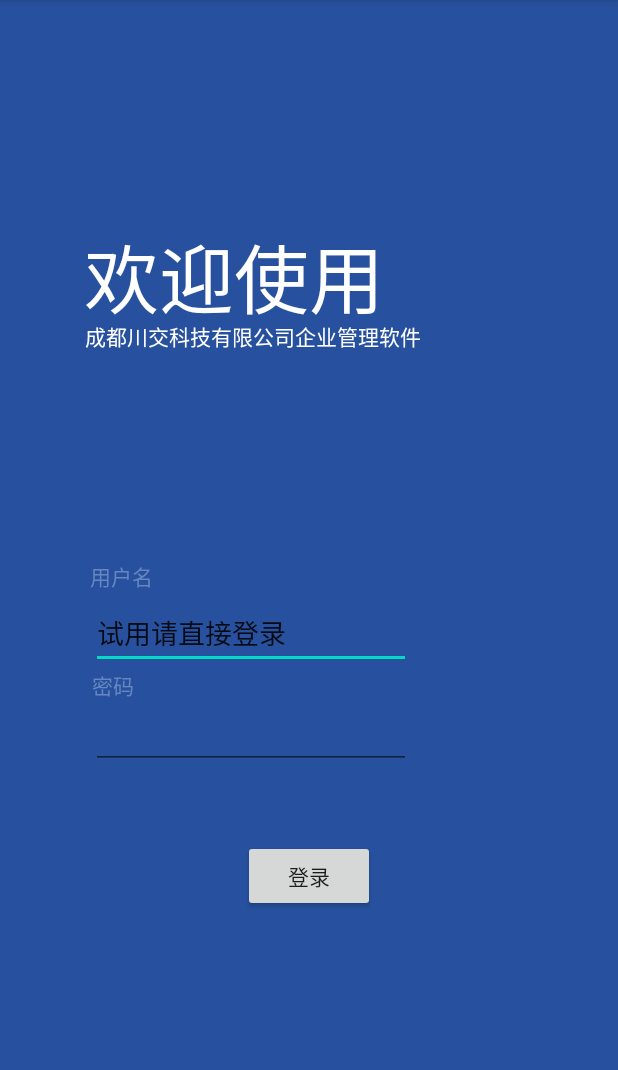
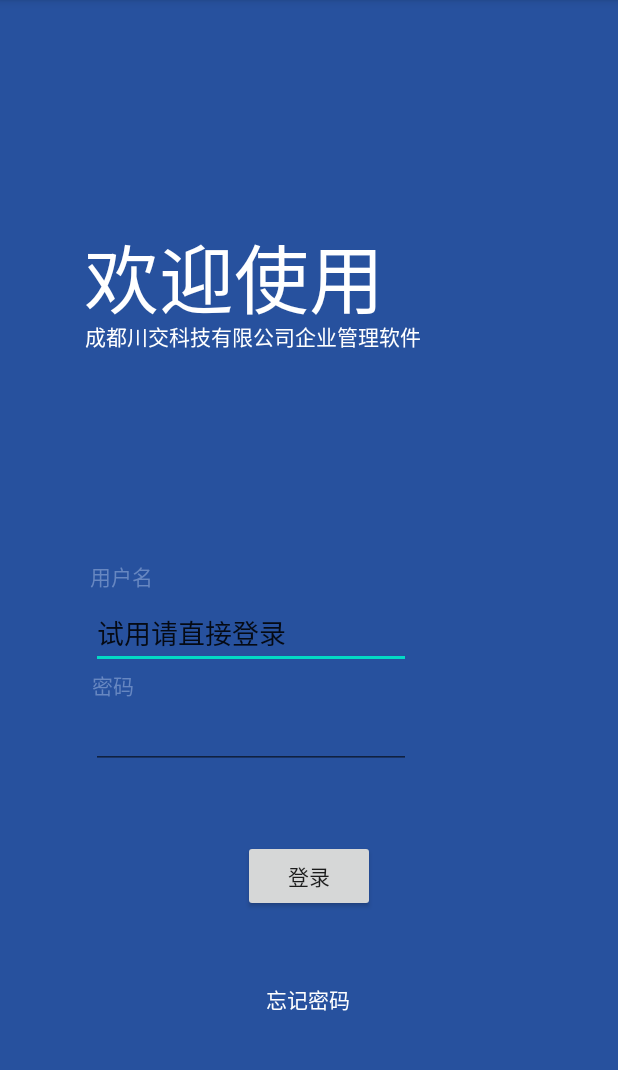
Before and after one commit to qifan-code/chuanjiaoapp, an Android app: the screen it shows after launch (MainActivity), on a phone screen of 412 x 824 dp, the part 84-1154 px from its top. Run offline under Robolectric (Android 15) with nearby library versions, the phone set to English and light mode, and no system bars.

Commit message:
add forget password page

```diff
--- a/app/src/main/res/layout/activity_main.xml
+++ b/app/src/main/res/layout/activity_main.xml
@@ -98,5 +98,18 @@
         app:layout_constraintStart_toStartOf="parent"
         app:layout_constraintTop_toTopOf="parent" />
 
+    <TextView
+        android:id="@+id/forget_password"
+        android:layout_width="wrap_content"
+        android:layout_height="wrap_content"
+        android:layout_marginBottom="44dp"
+        android:text="忘记密码"
+        android:textColor="@color/white"
+        app:layout_constraintBottom_toBottomOf="parent"
+        app:layout_constraintEnd_toEndOf="parent"
+        app:layout_constraintHorizontal_bias="0.498"
+        app:layout_constraintStart_toStartOf="parent"
+        app:layout_constraintTop_toBottomOf="@+id/login_button" />
+
 
 </androidx.constraintlayout.widget.ConstraintLayout>
--- a/app/src/main/res/values/colors.xml
+++ b/app/src/main/res/values/colors.xml
@@ -6,4 +6,5 @@
     <color name="bgcolor">#27519E</color>
     <color name="login_text_color">#6787C1</color>
     <color name="white">#FFFFFF</color>
+    <color name="forget_pin">#6787C1</color>
 </resources>
```
Also changed, not shown: app/src/main/java/com/example/chuanjiaoapp/forget_password.java (added, +14 -0 lines), app/src/main/res/layout/activity_forget_password.xml (added, +26 -0 lines).
